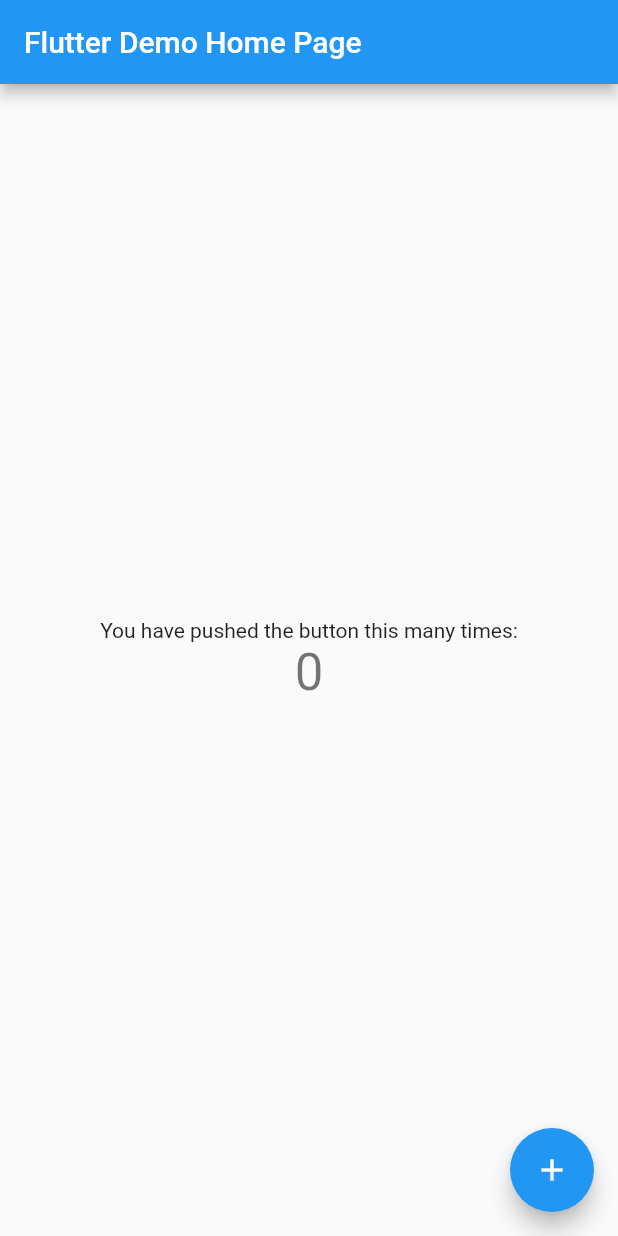
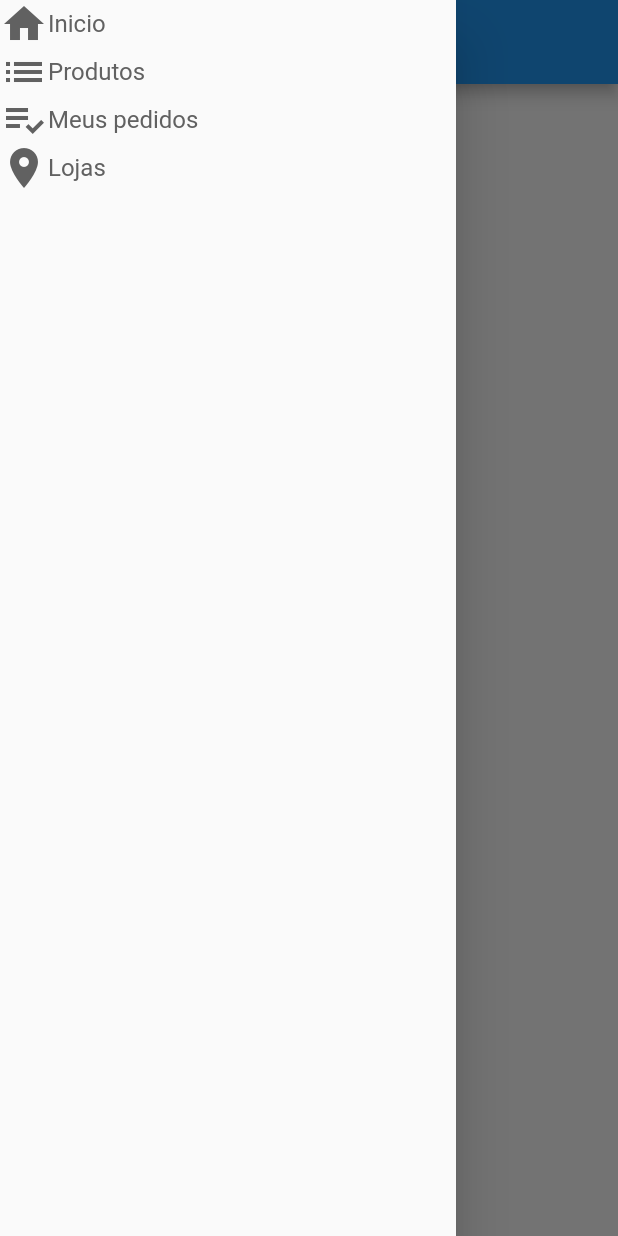
Before and after one commit to 7Gabriel/flutter-app, a Flutter app: the screen it shows after launch, with the side drawer open (before the commit the screen has no drawer), on a phone screen of 412 x 824 dp. Run offline on Flutter 3.47's test engine with Material 2 defaults, Android fonts, the phone set to English and light mode, and no system bars; our stand-ins replace cloud_firestore, firebase_core; accounts and stored records are empty.

Commit message:
feat: init with screens

```diff
--- /dev/null
+++ b/lib/common/custom_drawer/custom_drawer.dart
@@ -0,0 +1,21 @@
+import 'package:flutter/material.dart';
+import 'package:loja_virtual/common/custom_drawer/drawer_tile.dart';
+
+
+class CustomDrawer extends StatelessWidget {
+
+  @override
+  Widget build(BuildContext context) {
+    return Drawer(
+      child: ListView(
+        children: [
+          DrawerTile(iconData: Icons.home, title: 'Inicio',),
+          DrawerTile(iconData: Icons.list, title: 'Produtos',),
+          DrawerTile(iconData: Icons.playlist_add_check, title: 'Meus pedidos',),
+          DrawerTile(iconData: Icons.location_on, title: 'Lojas',),
+        ],
+      ),
+    );
+  }
+
+}
--- /dev/null
+++ b/lib/common/custom_drawer/drawer_tile.dart
@@ -0,0 +1,21 @@
+import 'package:flutter/material.dart';
+
+
+class DrawerTile extends StatelessWidget {
+
+  DrawerTile({required this.iconData, required this.title});
+
+  final IconData iconData;
+  final String title;
+
+  @override
+  Widget build(BuildContext context) {
+    return Row(
+      children: [
+        Icon(iconData, size: 32, color: Colors.grey[700],),
+        Text(title, style: TextStyle(fontSize: 16, color: Colors.grey[700]),)
+      ],
+    );
+  }
+
+}
--- a/lib/main.dart
+++ b/lib/main.dart
@@ -1,6 +1,7 @@
 import 'package:cloud_firestore/cloud_firestore.dart';
 import 'package:firebase_core/firebase_core.dart';
 import 'package:flutter/material.dart';
+import 'package:loja_virtual/screens/base/base_screen.dart';
 
 Future <void> main() async {
 
@@ -8,7 +9,7 @@ Future <void> main() async {
   await Firebase.initializeApp();
   runApp(const MyApp());
 
-  FirebaseFirestore.instance.collection('teste').add({'teste': 'teste'});
+  FirebaseFirestore.instance.collection('usuarios').add({'nome': 'joao', 'idade': '37'});
 }
 
 class MyApp extends StatelessWidget {
@@ -19,7 +20,7 @@ class MyApp extends StatelessWidget {
   Widget build(BuildContext context) {
 
     return MaterialApp(
-      title: 'Flutter Demo',
+      title: 'Loja do Joao',
     theme: ThemeData(
         // This is the theme of your application.
         //
@@ -32,7 +33,7 @@ class MyApp extends StatelessWidget {
         // is not restarted.
         primarySwatch: Colors.blue,
       ),
-      home: const MyHomePage(title: 'Flutter Demo Home Page'),
+      home: BaseScreen(),
     );
   }
 }
--- /dev/null
+++ b/lib/screens/base/base_screen.dart
@@ -0,0 +1,27 @@
+import 'package:flutter/material.dart';
+import 'package:loja_virtual/common/custom_drawer/custom_drawer.dart';
+
+class BaseScreen extends StatelessWidget {
+
+  final PageController pageController = PageController();
+
+  @override
+  Widget build(BuildContext context) {
+   return PageView(
+     controller: pageController,
+     physics: const NeverScrollableScrollPhysics(),
+     children: <Widget>[
+       Scaffold(
+         drawer: CustomDrawer(),
+         appBar: AppBar(
+           title: const Text('Home'),
+         ),
+       ),
+       Container(color: Colors.red,),
+       Container(color: Colors.yellow,),
+       Container(color: Colors.green,)
+     ],
+   );
+  }
+
+}
```
